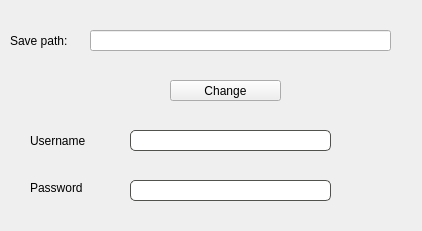
cra9had/task, file ui/settings.ui: the form before one commit.
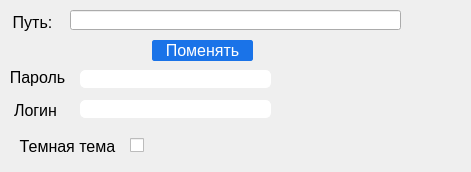
The form after the commit. Icons and pictures are not drawn.

The edit to the form file:
```diff
--- a/ui/settings.ui
+++ b/ui/settings.ui
@@ -6,110 +6,202 @@
    <rect>
     <x>0</x>
     <y>0</y>
-    <width>422</width>
-    <height>231</height>
+    <width>471</width>
+    <height>172</height>
    </rect>
   </property>
   <property name="windowTitle">
    <string>MainWindow</string>
   </property>
   <widget class="QWidget" name="centralwidget">
-   <widget class="QLabel" name="label">
-    <property name="geometry">
-     <rect>
-      <x>10</x>
-      <y>20</y>
-      <width>91</width>
-      <height>41</height>
-     </rect>
-    </property>
-    <property name="text">
-     <string>Save path:</string>
-    </property>
-   </widget>
    <widget class="QPushButton" name="change_btn">
     <property name="geometry">
      <rect>
-      <x>170</x>
-      <y>80</y>
-      <width>111</width>
+      <x>152</x>
+      <y>40</y>
+      <width>101</width>
       <height>21</height>
      </rect>
     </property>
+    <property name="font">
+     <font>
+      <family>Tahoma</family>
+      <pointsize>12</pointsize>
+     </font>
+    </property>
+    <property name="styleSheet">
+     <string notr="true">QPushButton {
+	background-color: rgb(26,115,232);
+	color: white;
+	border-style: solid;
+	border-radius: 2px;
+	border: 1px solid rgb(26,115,232);
+}
+
+QPushButton:hover {
+	background-color: rgb(27,102,201);
+}</string>
+    </property>
     <property name="text">
-     <string>Change</string>
+     <string>Поменять</string>
     </property>
    </widget>
    <widget class="QLineEdit" name="login_input">
     <property name="geometry">
      <rect>
-      <x>130</x>
-      <y>130</y>
-      <width>201</width>
-      <height>21</height>
+      <x>80</x>
+      <y>100</y>
+      <width>191</width>
+      <height>18</height>
      </rect>
     </property>
     <property name="styleSheet">
      <string notr="true">.QLineEdit{
 	border-style: outset;
 	border-radius: 5px;
-	border: 1px solid rgb(81, 82, 78);
+	border: 1px solid white;
 }</string>
     </property>
    </widget>
    <widget class="QLineEdit" name="pw_input">
     <property name="geometry">
      <rect>
-      <x>130</x>
-      <y>180</y>
-      <width>201</width>
-      <height>21</height>
+      <x>80</x>
+      <y>70</y>
+      <width>191</width>
+      <height>18</height>
      </rect>
     </property>
     <property name="styleSheet">
      <string notr="true">.QLineEdit{
 	border-style: outset;
 	border-radius: 5px;
-	border: 1px solid rgb(81, 82, 78);
+	border: 1px solid white;
 }</string>
     </property>
    </widget>
-   <widget class="QLabel" name="label_2">
-    <property name="geometry">
-     <rect>
-      <x>30</x>
-      <y>130</y>
-      <width>71</width>
-      <height>21</height>
-     </rect>
-    </property>
-    <property name="text">
-     <string>Username</string>
-    </property>
-   </widget>
    <widget class="QLabel" name="label_3">
     <property name="geometry">
      <rect>
-      <x>30</x>
-      <y>180</y>
-      <width>60</width>
-      <height>16</height>
+      <x>2</x>
+      <y>67</y>
+      <width>71</width>
+      <height>20</height>
      </rect>
     </property>
+    <property name="font">
+     <font>
+      <family>Tahoma</family>
+      <pointsize>12</pointsize>
+     </font>
+    </property>
     <property name="text">
-     <string>Password</string>
+     <string>Пароль</string>
+    </property>
+    <property name="alignment">
+     <set>Qt::AlignCenter</set>
+    </property>
+   </widget>
+   <widget class="QLabel" name="label_2">
+    <property name="geometry">
+     <rect>
+      <x>0</x>
+      <y>100</y>
+      <width>71</width>
+      <height>20</height>
+     </rect>
+    </property>
+    <property name="font">
+     <font>
+      <family>Tahoma</family>
+      <pointsize>12</pointsize>
+     </font>
+    </property>
+    <property name="text">
+     <string>Логин</string>
+    </property>
+    <property name="alignment">
+     <set>Qt::AlignCenter</set>
+    </property>
+   </widget>
+   <widget class="QLabel" name="label_4">
+    <property name="geometry">
+     <rect>
+      <x>12</x>
+      <y>137</y>
+      <width>111</width>
+      <height>19</height>
+     </rect>
+    </property>
+    <property name="font">
+     <font>
+      <family>Tahoma</family>
+      <pointsize>12</pointsize>
+     </font>
+    </property>
+    <property name="text">
+     <string>Темная тема</string>
+    </property>
+    <property name="alignment">
+     <set>Qt::AlignCenter</set>
+    </property>
+   </widget>
+   <widget class="QCheckBox" name="theme_changer">
+    <property name="enabled">
+     <bool>true</bool>
+    </property>
+    <property name="geometry">
+     <rect>
+      <x>130</x>
+      <y>130</y>
+      <width>71</width>
+      <height>31</height>
+     </rect>
+    </property>
+    <property name="styleSheet">
+     <string notr="true">QCheckBox::indicator:unchecked {
+	 image: url(images/switch_off.png);
+}
+QCheckBox::indicator:checked {
+	 image: url(images/switch_on.png);
+}</string>
+    </property>
+    <property name="text">
+     <string/>
     </property>
    </widget>
    <widget class="QLineEdit" name="path_lable">
     <property name="geometry">
      <rect>
-      <x>90</x>
-      <y>30</y>
-      <width>301</width>
-      <height>21</height>
+      <x>70</x>
+      <y>10</y>
+      <width>331</width>
+      <height>20</height>
      </rect>
     </property>
    </widget>
+   <widget class="QLabel" name="label">
+    <property name="geometry">
+     <rect>
+      <x>2</x>
+      <y>12</y>
+      <width>61</width>
+      <height>20</height>
+     </rect>
+    </property>
+    <property name="font">
+     <font>
+      <family>Tahoma</family>
+      <pointsize>12</pointsize>
+     </font>
+    </property>
+    <property name="text">
+     <string>Путь:</string>
+    </property>
+    <property name="alignment">
+     <set>Qt::AlignCenter</set>
+    </property>
+   </widget>
   </widget>
  </widget>
  <resources/>
```
